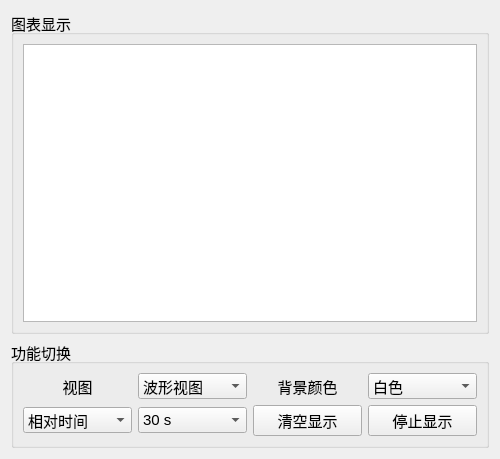
First picture: the form in src/ui_widgets/chart_dialog/ui/chart_dialog.ui, repository xiaopengyouGU/LTM_Monitor, before the edit.
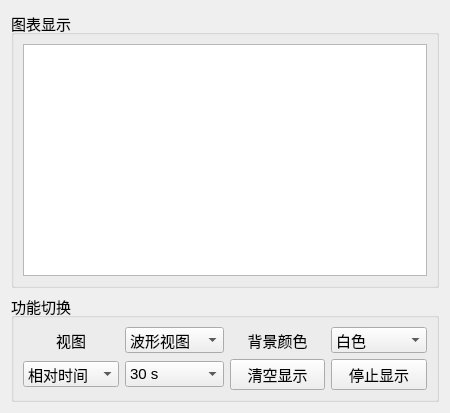
Second picture: the form after the edit. Icons and pictures are not drawn. Custom widgets are drawn as their Qt base class.

Commit message: LTM_Monitor V0.4.2：优化图表次刻度密度与控制器窗口尺寸

```diff
--- a/src/ui_widgets/chart_dialog/ui/chart_dialog.ui
+++ b/src/ui_widgets/chart_dialog/ui/chart_dialog.ui
@@ -6,14 +6,14 @@
    <rect>
     <x>0</x>
     <y>0</y>
-    <width>500</width>
-    <height>459</height>
+    <width>450</width>
+    <height>413</height>
    </rect>
   </property>
   <property name="minimumSize">
    <size>
-    <width>500</width>
-    <height>440</height>
+    <width>450</width>
+    <height>396</height>
    </size>
   </property>
   <property name="font">
```
The commit also changes 1 other file.
